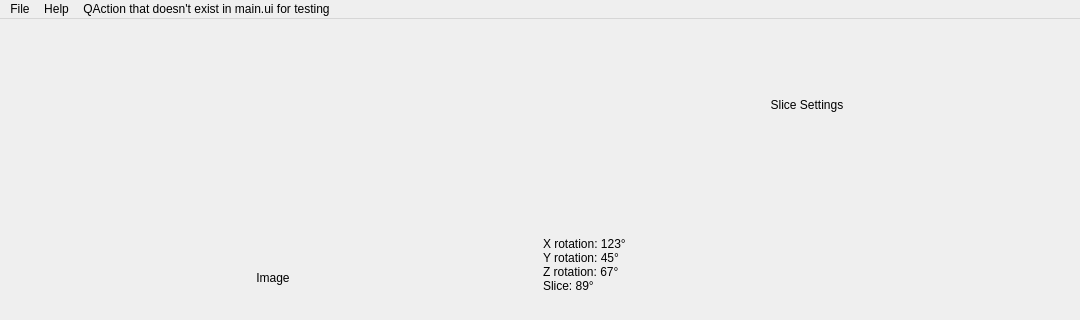
Old version of the form src/GUI/circumference.ui in the repository NIRALUser/NeuroRuler; both pictures show x 0 to 1080 and y 0 to 320 of the 1080 by 749 pixel window.
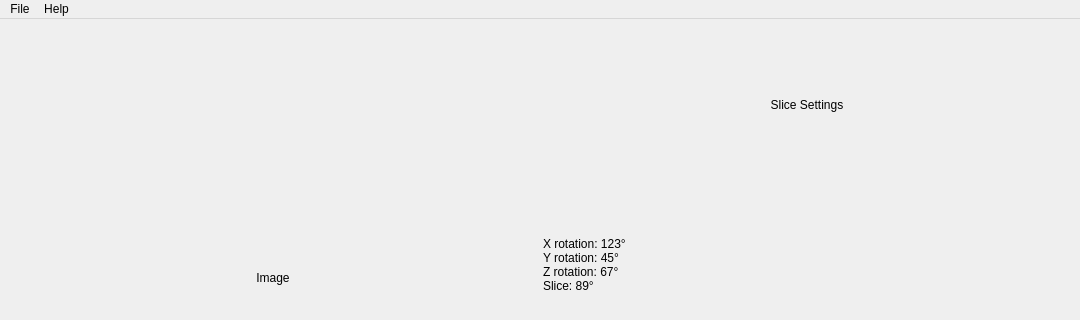
New version of the form.

Commit message: Fix menu bar by switching to non-native menu bar

```diff
--- a/src/GUI/circumference.ui
+++ b/src/GUI/circumference.ui
@@ -195,14 +195,8 @@
     </property>
     <addaction name="action_documentation"/>
    </widget>
-   <widget class="QMenu" name="menuQAction_that_doesn_t_exist_in_main_ui_for_testing">
-    <property name="title">
-     <string>QAction that doesn't exist in main.ui for testing</string>
-    </property>
-   </widget>
    <addaction name="menu_file"/>
    <addaction name="menu_help"/>
-   <addaction name="menuQAction_that_doesn_t_exist_in_main_ui_for_testing"/>
   </widget>
   <widget class="QStatusBar" name="statusbar"/>
   <action name="action_open">
```
Left out of the diff: 3 changed lines with no effect on the pictures. The commit also changes 6 other files.
